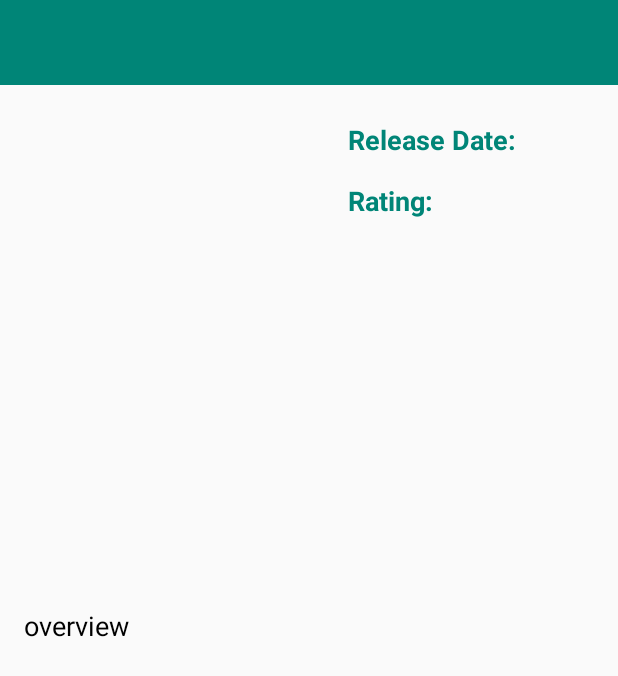
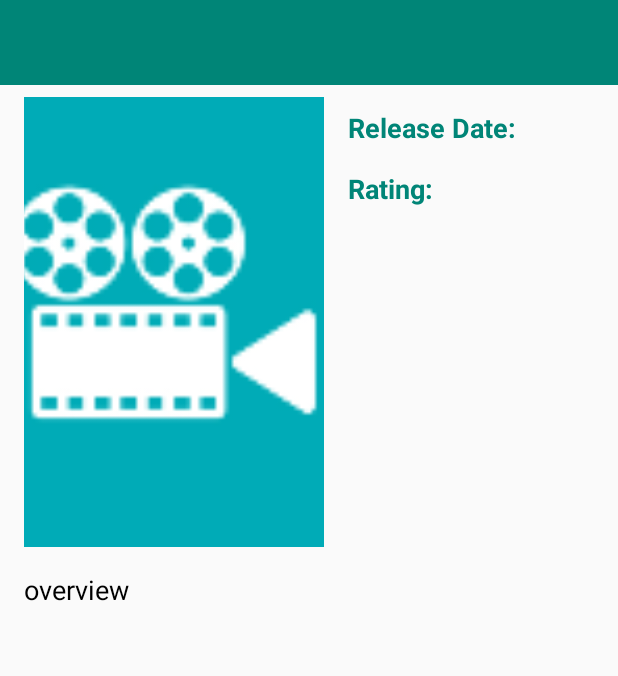
Before and after one commit to BertramSchiebel/PopularMovies, an Android app: the layout activity_detailed_movie_data.xml on its own in the app's theme, with its tools: preview values and no code run, on a phone screen of 412 x 824 dp. Shown: the top 676 px of the screen. Run offline under Robolectric (Android 15) with nearby library versions, the phone set to English and light mode, and no system bars.

Commit message:
constraint layout for DetailedActivity

```diff
--- a/app/build.gradle
+++ b/app/build.gradle
@@ -42,7 +42,7 @@ dependencies {
     implementation 'com.android.support:appcompat-v7:27.1.0'
     implementation 'com.android.support:recyclerview-v7:27.1.0'
     implementation 'com.squareup.picasso:picasso:2.71828'
-
+    implementation 'com.android.support.constraint:constraint-layout:1.1.3'
 
 
 }
--- a/app/src/main/res/layout/activity_detailed_movie_data.xml
+++ b/app/src/main/res/layout/activity_detailed_movie_data.xml
@@ -1,5 +1,6 @@
 <?xml version="1.0" encoding="utf-8"?>
 <FrameLayout xmlns:android="http://schemas.android.com/apk/res/android"
+             xmlns:app="http://schemas.android.com/apk/res-auto"
              xmlns:tools="http://schemas.android.com/tools"
              android:layout_width="match_parent"
              android:layout_height="wrap_content"
@@ -28,27 +29,37 @@
         android:text="@string/error_message"
         android:visibility="invisible" />
 
-    <LinearLayout
+    <android.support.constraint.ConstraintLayout
+        android:id="@+id/linearLayout3"
         android:layout_width="match_parent"
         android:layout_height="wrap_content"
-        android:layout_marginBottom="8dp"
-        android:orientation="vertical">
+        android:layout_marginBottom="8dp">
 
         <TextView
             android:id="@+id/tv_movie_detail_title"
-            android:layout_width="match_parent"
+            android:layout_width="0dp"
             android:layout_height="wrap_content"
-            android:layout_marginBottom="16dp"
+            android:layout_marginBottom="8dp"
             android:background="@color/colorPrimary"
             android:padding="12dp"
             android:textColor="@color/colorWhite"
-            android:textSize="24sp" />
+            android:textSize="24sp"
+            app:layout_constraintBottom_toTopOf="@+id/linearLayout4"
+            app:layout_constraintEnd_toEndOf="parent"
+            app:layout_constraintStart_toStartOf="parent"
+            app:layout_constraintTop_toTopOf="parent"
+            app:layout_constraintVertical_chainStyle="spread_inside"/>
 
         <LinearLayout
-            android:layout_width="match_parent"
+            android:id="@+id/linearLayout4"
+            android:layout_width="0dp"
             android:layout_height="wrap_content"
             android:layout_marginBottom="16dp"
-            android:orientation="horizontal">
+            android:orientation="horizontal"
+            app:layout_constraintBottom_toTopOf="@+id/tv_movie_detail_description"
+            app:layout_constraintEnd_toEndOf="parent"
+            app:layout_constraintStart_toStartOf="parent"
+            app:layout_constraintTop_toBottomOf="@+id/tv_movie_detail_title">
 
             <ImageView
                 android:id="@+id/movie_detail_image"
@@ -57,7 +68,8 @@
                 android:layout_gravity="start"
                 android:layout_marginStart="16dp"
                 android:contentDescription="@string/poster_image_description"
-                android:scaleType="centerCrop" />
+                android:scaleType="centerCrop"
+                tools:srcCompat="@mipmap/app_icon"/>
 
             <LinearLayout
                 android:layout_width="match_parent"
@@ -69,47 +81,49 @@
                     android:id="@+id/movie_detail_release_date"
                     android:layout_width="match_parent"
                     android:layout_height="wrap_content"
+                    android:layout_marginBottom="16dp"
+                    android:layout_marginEnd="16dp"
                     android:layout_marginStart="16dp"
-                    android:layout_marginEnd="16dp"
-                    android:layout_marginBottom="16dp"
                     android:text="@string/release_date"
                     android:textAlignment="viewStart"
                     android:textColor="@color/colorPrimary"
                     android:textSize="18sp"
-                    android:textStyle="bold" />
+                    android:textStyle="bold"/>
 
                 <TextView
                     android:id="@+id/movie_detail_rating"
                     android:layout_width="match_parent"
                     android:layout_height="wrap_content"
+                    android:layout_marginBottom="16dp"
+                    android:layout_marginEnd="16dp"
                     android:layout_marginStart="16dp"
-                    android:layout_marginEnd="16dp"
-                    android:layout_marginBottom="16dp"
                     android:text="@string/rating"
                     android:textAlignment="viewStart"
                     android:textColor="@color/colorPrimary"
                     android:textSize="18sp"
-                    android:textStyle="bold" />
+                    android:textStyle="bold"/>
+
             </LinearLayout>
 
         </LinearLayout>
 
-        <ScrollView
-            android:layout_width="match_parent"
-            android:layout_height="match_parent">
-
         <TextView
             android:id="@+id/tv_movie_detail_description"
-                android:layout_width="match_parent"
+            android:layout_width="0dp"
             android:layout_height="wrap_content"
+            android:layout_marginEnd="16dp"
+            android:layout_marginLeft="16dp"
+            android:layout_marginRight="16dp"
             android:layout_marginStart="16dp"
-                android:layout_marginTop="16dp"
-                android:layout_marginEnd="16dp"
             android:paddingBottom="16dp"
             android:textColor="@android:color/black"
             android:textSize="18sp"
-                tools:text="@string/overview" />
-        </ScrollView>
-    </LinearLayout>
+            app:layout_constraintBottom_toBottomOf="parent"
+            app:layout_constraintEnd_toEndOf="parent"
+            app:layout_constraintStart_toStartOf="parent"
+            app:layout_constraintTop_toBottomOf="@+id/linearLayout4"
+            tools:text="@string/overview"/>
+
+    </android.support.constraint.ConstraintLayout>
 
 </FrameLayout>
```
Lines whose indentation alone changed are shown as unchanged.
